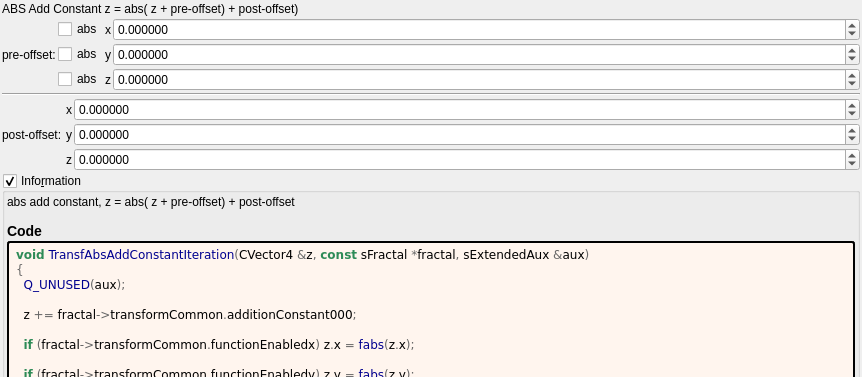
Qt form mandelbulber2/formula/ui/transf_abs_add_constant.ui (buddhi1980/mandelbulber2) before a commit; both pictures show x 0 to 862 and y 0 to 377 of the 862 by 1005 pixel window.
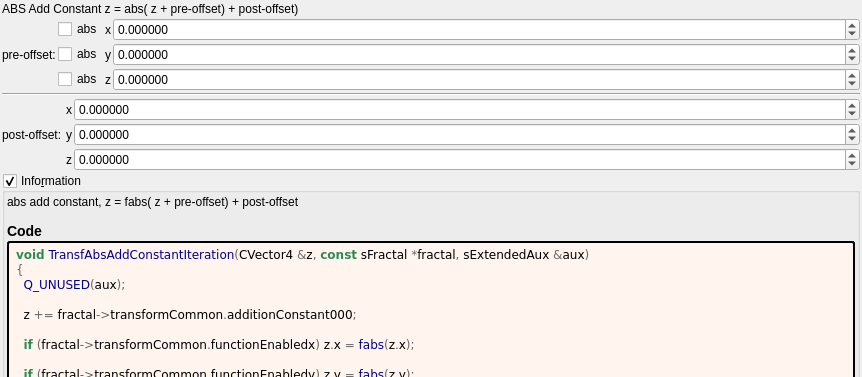
The same form after that commit. Custom widgets are drawn as their Qt base class.

Diff of the .ui file:
```diff
--- a/mandelbulber2/formula/ui/transf_abs_add_constant.ui
+++ b/mandelbulber2/formula/ui/transf_abs_add_constant.ui
@@ -350,7 +350,7 @@
       <item>
        <widget class="QLabel" name="label_information_general">
         <property name="text">
-         <string notr="true">&lt;p&gt;abs add  constant,  z = abs( z + pre-offset) + post-offset&lt;/p&gt;&lt;table&gt;
+         <string notr="true">&lt;p&gt;abs add  constant,  z = fabs( z + pre-offset) + post-offset&lt;/p&gt;&lt;table&gt;
 &lt;/table&gt;
 &lt;h3&gt;Code&lt;/h3&gt;</string>
         </property>
```
